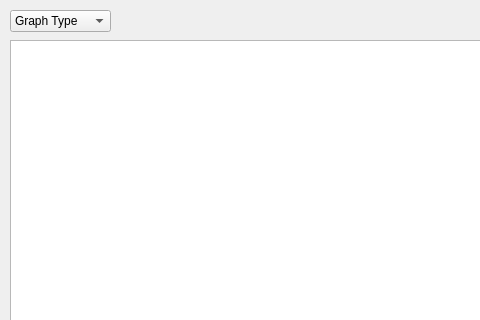
The window that NetworkQT/GraphSelectView.ui (hrachyahakobyan/Network-Simulator-C-) describes before a commit, drawn with Qt 5; both pictures show x 0 to 480 and y 0 to 320 of the 1144 by 810 pixel window.
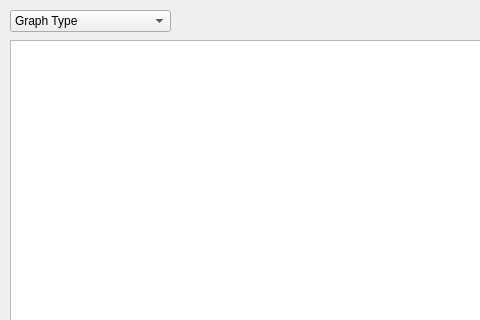
The same window after the commit.

Patch:
```diff
--- a/NetworkQT/GraphSelectView.ui
+++ b/NetworkQT/GraphSelectView.ui
@@ -18,7 +18,7 @@
     <rect>
      <x>10</x>
      <y>10</y>
-     <width>101</width>
+     <width>161</width>
      <height>22</height>
     </rect>
    </property>
```
Left out of the diff: 15 changed lines with no effect on the pictures.
